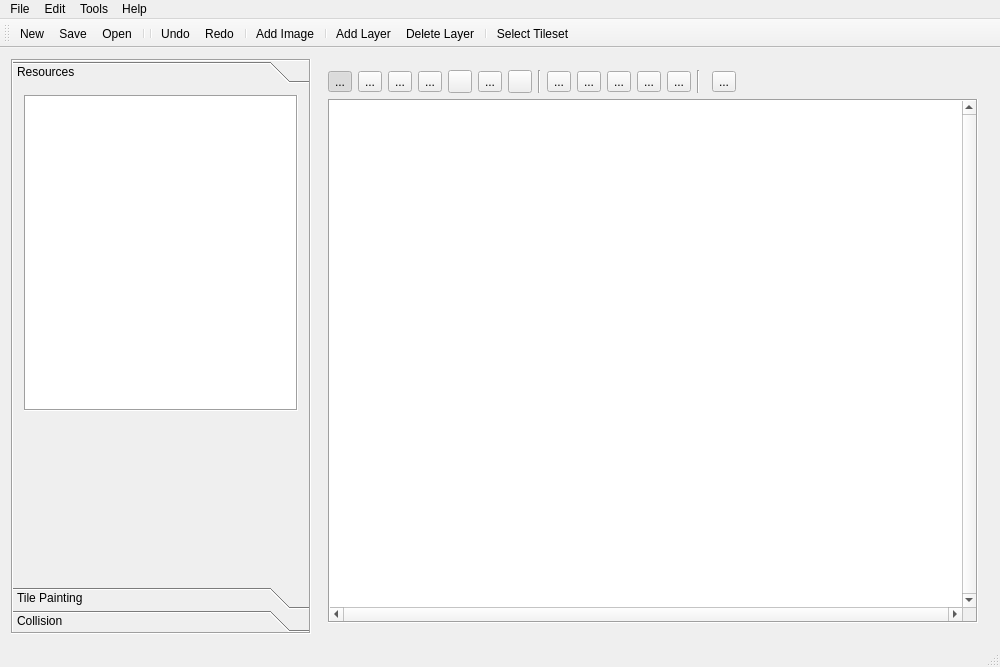
This is MainWindow.ui in Preece/TGL as Qt 5 draws it before an edit. The edited form follows.
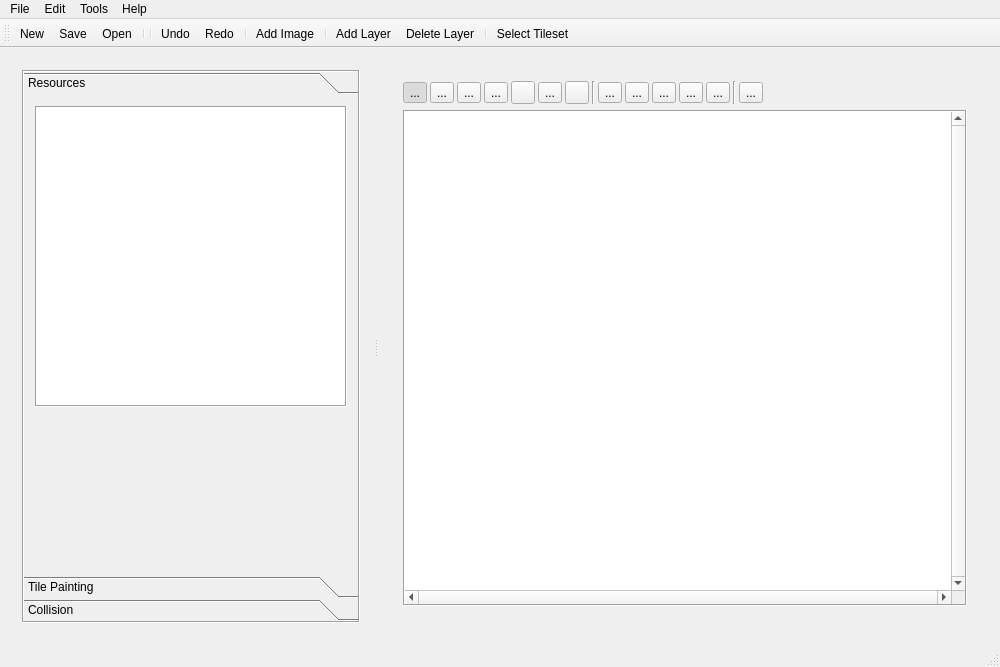
This is the edited form. The open tabs and pages were chosen to show the change. Icons and pictures are not drawn. Custom widgets are drawn as their Qt base class.

Commit message: UI changes including a splitter

Patch:
```diff
--- a/MainWindow.ui
+++ b/MainWindow.ui
@@ -66,6 +66,35 @@
   <widget class="QWidget" name="centralWidget">
    <layout class="QHBoxLayout" name="horizontalLayout_2">
     <item>
+     <widget class="QSplitter" name="splitter">
+      <property name="sizePolicy">
+       <sizepolicy hsizetype="Preferred" vsizetype="Preferred">
+        <horstretch>0</horstretch>
+        <verstretch>0</verstretch>
+       </sizepolicy>
+      </property>
+      <property name="minimumSize">
+       <size>
+        <width>0</width>
+        <height>0</height>
+       </size>
+      </property>
+      <property name="lineWidth">
+       <number>0</number>
+      </property>
+      <property name="midLineWidth">
+       <number>0</number>
+      </property>
+      <property name="orientation">
+       <enum>Qt::Horizontal</enum>
+      </property>
+      <property name="handleWidth">
+       <number>10</number>
+      </property>
+      <property name="childrenCollapsible">
+       <bool>false</bool>
+      </property>
+      <widget class="QWidget" name="">
      <layout class="QVBoxLayout" name="verticalLayout_2">
       <property name="sizeConstraint">
        <enum>QLayout::SetDefaultConstraint</enum>
@@ -73,7 +102,7 @@
       <item>
        <widget class="QToolBox" name="toolBox">
         <property name="sizePolicy">
-         <sizepolicy hsizetype="Maximum" vsizetype="Preferred">
+           <sizepolicy hsizetype="Preferred" vsizetype="Preferred">
           <horstretch>0</horstretch>
           <verstretch>2</verstretch>
          </sizepolicy>
@@ -100,7 +129,7 @@
          <enum>QFrame::Sunken</enum>
         </property>
         <property name="currentIndex">
-         <number>1</number>
+           <number>0</number>
         </property>
         <property name="tabSpacing">
          <number>1</number>
@@ -110,7 +139,7 @@
           <rect>
            <x>0</x>
            <y>0</y>
-           <width>298</width>
+             <width>353</width>
            <height>509</height>
           </rect>
          </property>
@@ -125,7 +154,7 @@
           <item>
            <widget class="ResourceView" name="resourceView">
             <property name="sizePolicy">
-             <sizepolicy hsizetype="Preferred" vsizetype="Preferred">
+               <sizepolicy hsizetype="Minimum" vsizetype="Preferred">
               <horstretch>0</horstretch>
               <verstretch>2</verstretch>
              </sizepolicy>
@@ -173,7 +202,7 @@
           <item>
            <widget class="PropertyBrowser" name="propertyBrowser" native="true">
             <property name="sizePolicy">
-             <sizepolicy hsizetype="Preferred" vsizetype="Preferred">
+               <sizepolicy hsizetype="Minimum" vsizetype="Preferred">
               <horstretch>0</horstretch>
               <verstretch>1</verstretch>
              </sizepolicy>
@@ -186,7 +215,7 @@
             </property>
             <property name="maximumSize">
              <size>
-              <width>300</width>
+                <width>16777215</width>
               <height>16777215</height>
              </size>
             </property>
@@ -199,7 +228,7 @@
           <rect>
            <x>0</x>
            <y>0</y>
-           <width>298</width>
+             <width>353</width>
            <height>509</height>
           </rect>
          </property>
@@ -308,7 +337,7 @@
           <rect>
            <x>0</x>
            <y>0</y>
-           <width>298</width>
+             <width>353</width>
            <height>509</height>
           </rect>
          </property>
@@ -323,14 +352,20 @@
        </widget>
       </item>
      </layout>
-    </item>
-    <item>
-     <layout class="QVBoxLayout" name="verticalLayout">
+      </widget>
+      <widget class="QWidget" name="">
+       <layout class="QVBoxLayout" name="verticalLayout" stretch="0">
+        <property name="spacing">
+         <number>0</number>
+        </property>
+        <property name="sizeConstraint">
+         <enum>QLayout::SetDefaultConstraint</enum>
+        </property>
       <item>
        <widget class="QStackedWidget" name="viewStack">
         <property name="sizePolicy">
-         <sizepolicy hsizetype="Minimum" vsizetype="Preferred">
-          <horstretch>1</horstretch>
+           <sizepolicy hsizetype="Expanding" vsizetype="Preferred">
+            <horstretch>100</horstretch>
           <verstretch>0</verstretch>
          </sizepolicy>
         </property>
@@ -344,9 +379,18 @@
          <number>0</number>
         </property>
         <widget class="QWidget" name="tilePaintView">
+           <property name="sizePolicy">
+            <sizepolicy hsizetype="Preferred" vsizetype="Preferred">
+             <horstretch>50</horstretch>
+             <verstretch>0</verstretch>
+            </sizepolicy>
+           </property>
          <layout class="QVBoxLayout" name="verticalLayout_5">
           <item>
            <layout class="QHBoxLayout" name="horizontalLayout">
+              <property name="spacing">
+               <number>3</number>
+              </property>
             <item>
              <widget class="QToolButton" name="pencilTool">
               <property name="toolTip">
@@ -601,34 +645,6 @@
               </property>
              </widget>
             </item>
-            <item>
-             <widget class="BrushManager" name="brushManager">
-              <property name="sizePolicy">
-               <sizepolicy hsizetype="Preferred" vsizetype="Preferred">
-                <horstretch>0</horstretch>
-                <verstretch>0</verstretch>
-               </sizepolicy>
-              </property>
-              <property name="minimumSize">
-               <size>
-                <width>0</width>
-                <height>0</height>
-               </size>
-              </property>
-              <property name="maximumSize">
-               <size>
-                <width>320</width>
-                <height>16777215</height>
-               </size>
-              </property>
-              <property name="frameShape">
-               <enum>QFrame::Box</enum>
-              </property>
-              <property name="frameShadow">
-               <enum>QFrame::Raised</enum>
-              </property>
-             </widget>
-            </item>
             <item>
              <widget class="QToolButton" name="gridToggle">
               <property name="toolTip">
@@ -668,7 +684,7 @@
            <widget class="LevelView" name="levelView">
             <property name="sizePolicy">
              <sizepolicy hsizetype="Preferred" vsizetype="Expanding">
-              <horstretch>3</horstretch>
+                <horstretch>99</horstretch>
               <verstretch>0</verstretch>
              </sizepolicy>
             </property>
@@ -704,12 +720,42 @@
             </property>
            </widget>
           </item>
+            <item>
+             <widget class="BrushManager" name="brushManager">
+              <property name="sizePolicy">
+               <sizepolicy hsizetype="Minimum" vsizetype="Preferred">
+                <horstretch>0</horstretch>
+                <verstretch>0</verstretch>
+               </sizepolicy>
+              </property>
+              <property name="minimumSize">
+               <size>
+                <width>500</width>
+                <height>0</height>
+               </size>
+              </property>
+              <property name="maximumSize">
+               <size>
+                <width>320</width>
+                <height>16777215</height>
+               </size>
+              </property>
+              <property name="frameShape">
+               <enum>QFrame::Box</enum>
+              </property>
+              <property name="frameShadow">
+               <enum>QFrame::Raised</enum>
+              </property>
+             </widget>
+            </item>
          </layout>
         </widget>
         <widget class="QWidget" name="page_4"/>
        </widget>
       </item>
      </layout>
+      </widget>
+     </widget>
     </item>
    </layout>
   </widget>
```
Lines whose indentation alone changed are shown as unchanged. The commit also changes 1 other file.
